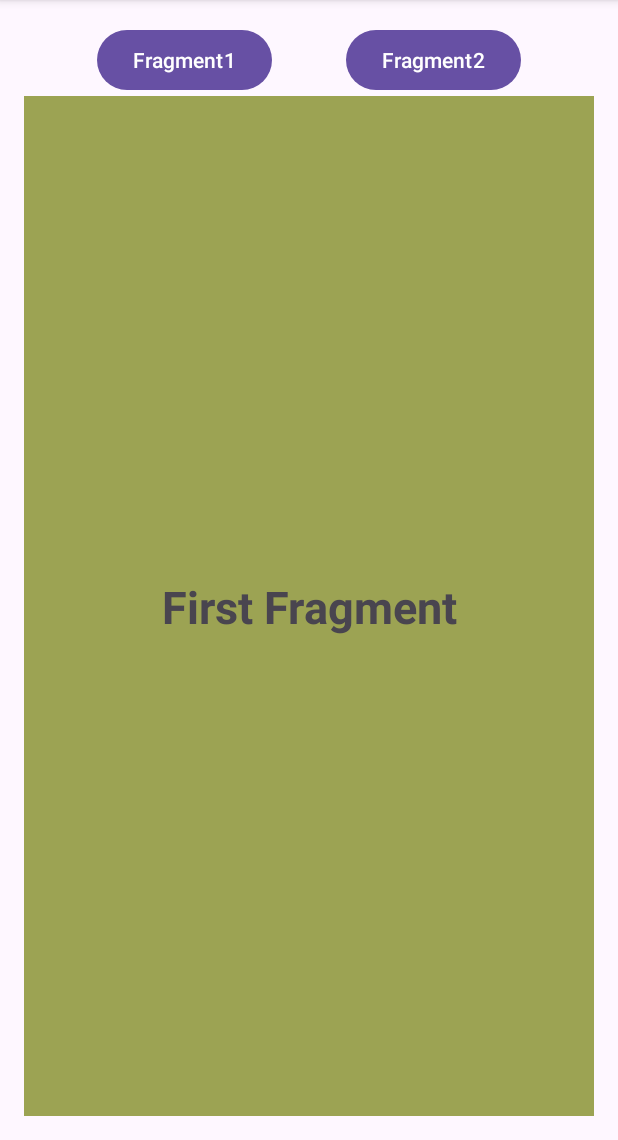
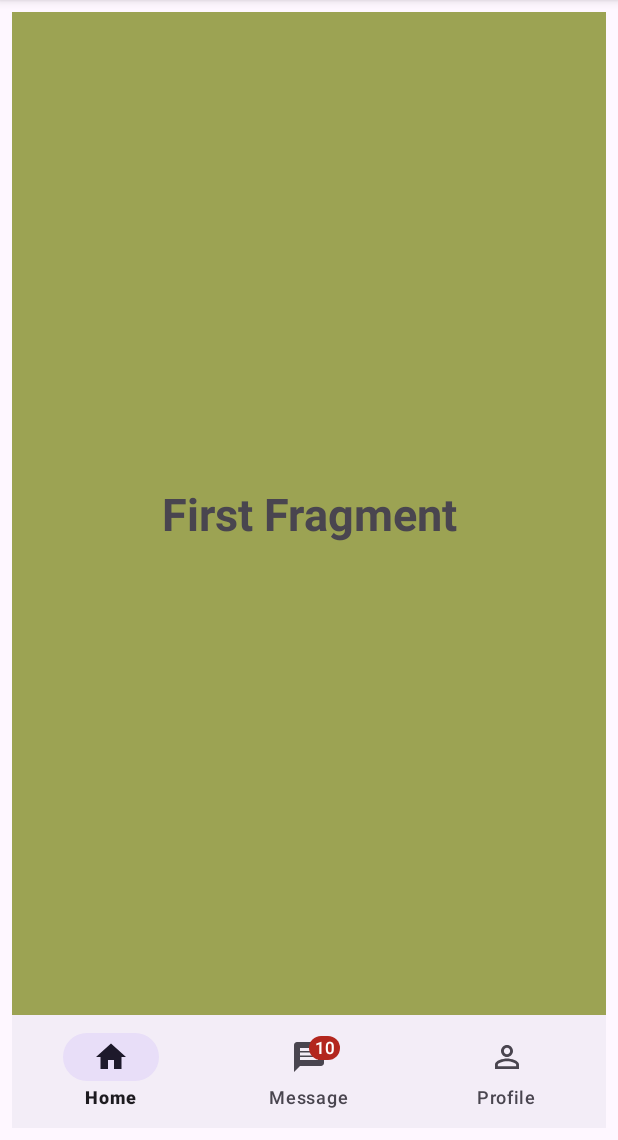
Before and after one commit to MaazSayyadGitHub/AndroidBasics, an Android app: the screen it shows after launch (FragmentActivity before the commit, BottomNavActivity after it), after a tap on "Send Data", on a phone screen of 412 x 824 dp, the part 96-1236 px from its top. Run offline under Robolectric (Android 15) with nearby library versions, the light colour scheme and no system bars.

Commit message:
Commit till BottomNav activity..

```diff
--- a/app/src/main/AndroidManifest.xml
+++ b/app/src/main/AndroidManifest.xml
@@ -17,6 +17,9 @@
         android:supportsRtl="true"
         android:theme="@style/Theme.AndroidBasics"
         tools:targetApi="31">
+        <activity
+            android:name=".BottomNavActivity"
+            android:exported="false" />
         <activity
             android:name=".FragmentActivity"
             android:exported="false" />
--- /dev/null
+++ b/app/src/main/java/com/example/androidbasics/BottomNavActivity.kt
@@ -0,0 +1,50 @@
+package com.example.androidbasics
+
+import android.os.Bundle
+import androidx.activity.enableEdgeToEdge
+import androidx.appcompat.app.AppCompatActivity
+import androidx.core.view.ViewCompat
+import androidx.core.view.WindowInsetsCompat
+import androidx.fragment.app.Fragment
+import com.example.androidbasics.databinding.ActivityBottomNavBinding
+import com.google.android.material.bottomnavigation.BottomNavigationView
+
+class BottomNavActivity : AppCompatActivity() {
+    private lateinit var binding: ActivityBottomNavBinding
+
+    override fun onCreate(savedInstanceState: Bundle?) {
+        binding = ActivityBottomNavBinding.inflate(layoutInflater)
+        super.onCreate(savedInstanceState)
+        setContentView(binding.root)
+
+        val firstFragment = FirstFragment()
+        val secondFragment = SecondFragmment()
+        val thirdFragment = ThirdFragment()
+
+        setCurrentFragment(firstFragment)
+
+        binding.bottomNavigationView.setOnNavigationItemSelectedListener {
+            when(it.itemId){
+                R.id.mHome -> setCurrentFragment(firstFragment)
+                R.id.mMessage -> setCurrentFragment(secondFragment)
+                R.id.mProfile -> setCurrentFragment(thirdFragment)
+            }
+            true
+        }
+
+        binding.bottomNavigationView.getOrCreateBadge(R.id.mMessage).apply {
+            number = 10
+            isVisible = true
+        }
+
+    }
+
+    private fun setCurrentFragment(fragment : Fragment) =
+        supportFragmentManager.beginTransaction().apply {
+            replace(R.id.FLFragment, fragment)
+            commit()
+        }
+
+
+
+}
--- a/app/src/main/java/com/example/androidbasics/MainActivity.kt
+++ b/app/src/main/java/com/example/androidbasics/MainActivity.kt
@@ -125,7 +125,7 @@ class MainActivity : AppCompatActivity() {
         // goto permission activity
         //
         binding.sendData.setOnClickListener {
-            startActivity(Intent(this, FragmentActivity::class.java))
+            startActivity(Intent(this, BottomNavActivity::class.java))
         }
 
 
--- /dev/null
+++ b/app/src/main/java/com/example/androidbasics/ThirdFragment.kt
@@ -0,0 +1,12 @@
+package com.example.androidbasics
+
+import android.os.Bundle
+import androidx.fragment.app.Fragment
+import android.view.LayoutInflater
+import android.view.View
+import android.view.ViewGroup
+
+class ThirdFragment :  Fragment(R.layout.fragment_third) { // if i will add - Fragment(R.layout.fragment_first) this, then we don't have need for onCreateView() method
+
+
+}
--- /dev/null
+++ b/app/src/main/res/drawable/ic_home.xml
@@ -0,0 +1,5 @@
+<vector xmlns:android="http://schemas.android.com/apk/res/android" android:height="24dp" android:tint="#000000" android:viewportHeight="24" android:viewportWidth="24" android:width="24dp">
+
+    <path android:fillColor="@android:color/white" android:pathData="M10,20v-6h4v6h5v-8h3L12,3 2,12h3v8z"/>
+
+</vector>
--- /dev/null
+++ b/app/src/main/res/drawable/ic_message.xml
@@ -0,0 +1,5 @@
+<vector xmlns:android="http://schemas.android.com/apk/res/android" android:autoMirrored="true" android:height="24dp" android:tint="#000000" android:viewportHeight="24" android:viewportWidth="24" android:width="24dp">
+
+    <path android:fillColor="@android:color/white" android:pathData="M20,2L4,2c-1.1,0 -1.99,0.9 -1.99,2L2,22l4,-4h14c1.1,0 2,-0.9 2,-2L22,4c0,-1.1 -0.9,-2 -2,-2zM18,14L6,14v-2h12v2zM18,11L6,11L6,9h12v2zM18,8L6,8L6,6h12v2z"/>
+
+</vector>
--- /dev/null
+++ b/app/src/main/res/drawable/ic_profile.xml
@@ -0,0 +1,5 @@
+<vector xmlns:android="http://schemas.android.com/apk/res/android" android:height="24dp" android:tint="#000000" android:viewportHeight="24" android:viewportWidth="24" android:width="24dp">
+
+    <path android:fillColor="@android:color/white" android:pathData="M12,5.9c1.16,0 2.1,0.94 2.1,2.1s-0.94,2.1 -2.1,2.1S9.9,9.16 9.9,8s0.94,-2.1 2.1,-2.1m0,9c2.97,0 6.1,1.46 6.1,2.1v1.1L5.9,18.1L5.9,17c0,-0.64 3.13,-2.1 6.1,-2.1M12,4C9.79,4 8,5.79 8,8s1.79,4 4,4 4,-1.79 4,-4 -1.79,-4 -4,-4zM12,13c-2.67,0 -8,1.34 -8,4v3h16v-3c0,-2.66 -5.33,-4 -8,-4z"/>
+
+</vector>
--- /dev/null
+++ b/app/src/main/res/layout/activity_bottom_nav.xml
@@ -0,0 +1,28 @@
+<?xml version="1.0" encoding="utf-8"?>
+<androidx.constraintlayout.widget.ConstraintLayout xmlns:android="http://schemas.android.com/apk/res/android"
+    xmlns:app="http://schemas.android.com/apk/res-auto"
+    xmlns:tools="http://schemas.android.com/tools"
+    android:id="@+id/main"
+    android:layout_width="match_parent"
+    android:layout_height="match_parent"
+    android:padding="8dp"
+    tools:context=".BottomNavActivity">
+
+    <FrameLayout
+        android:id="@+id/FLFragment"
+        android:layout_width="match_parent"
+        android:layout_height="0dp"
+        app:layout_constraintBottom_toTopOf="@+id/bottomNavigationView"
+        app:layout_constraintEnd_toEndOf="parent"
+        app:layout_constraintStart_toStartOf="parent"
+        app:layout_constraintTop_toTopOf="parent" />
+
+    <com.google.android.material.bottomnavigation.BottomNavigationView
+        android:id="@+id/bottomNavigationView"
+        android:layout_width="match_parent"
+        android:layout_height="75dp"
+        app:layout_constraintBottom_toBottomOf="parent"
+        app:layout_constraintEnd_toEndOf="parent"
+        app:layout_constraintStart_toStartOf="parent"
+        app:menu="@menu/bottom_nav_menu" />
+</androidx.constraintlayout.widget.ConstraintLayout>
--- /dev/null
+++ b/app/src/main/res/menu/bottom_nav_menu.xml
@@ -0,0 +1,23 @@
+<?xml version="1.0" encoding="utf-8"?>
+<menu xmlns:android="http://schemas.android.com/apk/res/android"
+    xmlns:app="http://schemas.android.com/apk/res-auto">
+
+    <item
+        android:id="@+id/mHome"
+        android:title="Home"
+        android:icon="@drawable/ic_home"
+        />
+
+    <item
+        android:id="@+id/mMessage"
+        android:title="Message"
+        android:icon="@drawable/ic_message"
+        />
+
+    <item
+        android:id="@+id/mProfile"
+        android:title="Profile"
+        android:icon="@drawable/ic_profile"
+        />
+
+</menu>
--- /dev/null
+++ b/app/src/main/res/values/ic_home_background.xml
@@ -0,0 +1,4 @@
+<?xml version="1.0" encoding="utf-8"?>
+<resources>
+    <color name="ic_home_background">#FFFFFF</color>
+</resources>
--- /dev/null
+++ b/app/src/main/res/values/ic_message_background.xml
@@ -0,0 +1,4 @@
+<?xml version="1.0" encoding="utf-8"?>
+<resources>
+    <color name="ic_message_background">#FFFFFF</color>
+</resources>
--- /dev/null
+++ b/app/src/main/res/values/ic_profile_background.xml
@@ -0,0 +1,4 @@
+<?xml version="1.0" encoding="utf-8"?>
+<resources>
+    <color name="ic_profile_background">#FFFFFF</color>
+</resources>
```
Also changed, not shown: app/src/main/res/layout/fragment_third.xml (added, +23 -0 lines), app/src/main/ic_home-playstore.png (added), app/src/main/ic_message-playstore.png (added), app/src/main/ic_profile-playstore.png (added).
